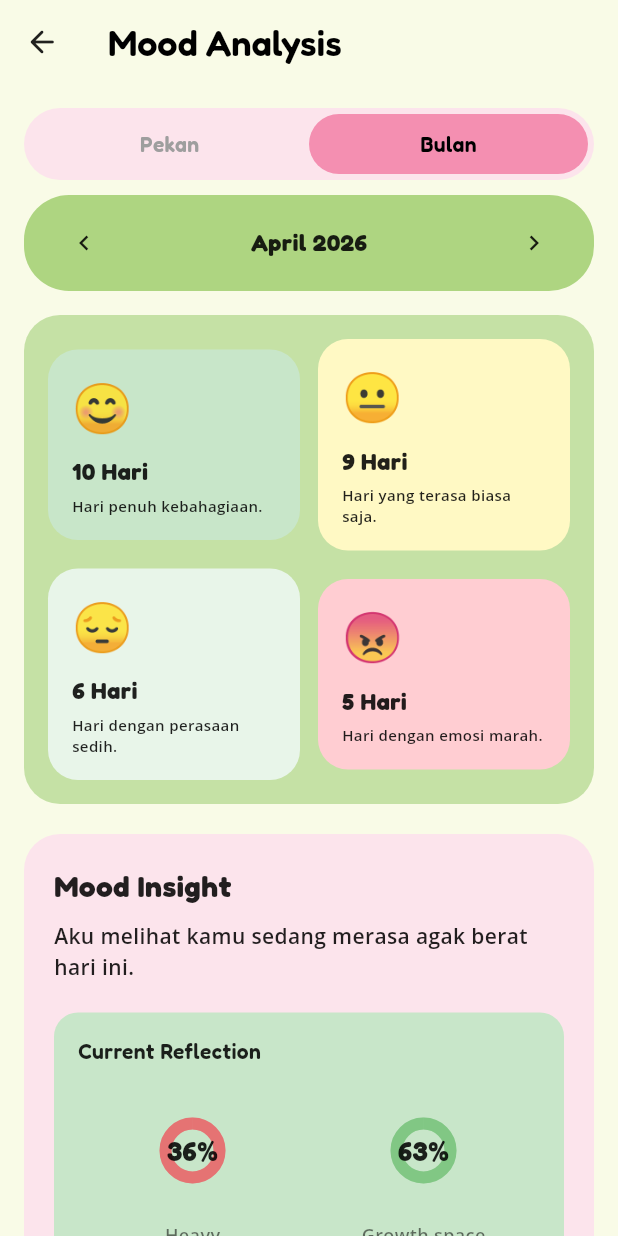
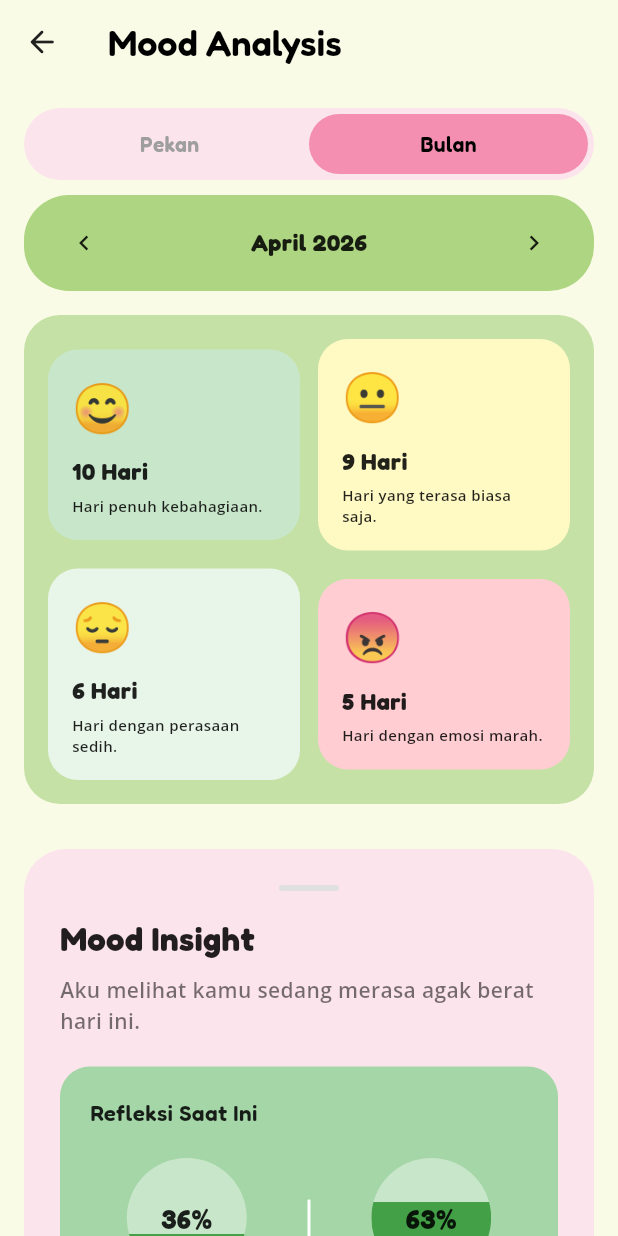
Before and after one commit to MariaSavira/Moodly-PBL-SMT-4, a Flutter app: the MoodAnalysis screen opened directly, after a tap on "Bulan", on a phone screen of 412 x 824 dp. Run offline on Flutter 3.47's test engine with Material 3 defaults, Android fonts, the phone set to English and light mode, and no system bars; our stand-ins replace firebase_core, flutter_svg, google_fonts; accounts and stored records are empty.

Commit message:
perbaiki mood insight

```diff
--- a/moodly/lib/pages/MoodAnalysis.dart
+++ b/moodly/lib/pages/MoodAnalysis.dart
@@ -11,13 +11,10 @@ class MoodAnalysis extends StatefulWidget {
 class _MoodAnalysisState extends State<MoodAnalysis> {
   int _selectedIndex = 0; // 0 = Pekan, 1 = Bulan
 
-  // Default akan di-override di initState agar real-time saat pertama buka
   DateTime _selectedMonth = DateTime.now();
   late int _selectedWeek;
 
-  // Database Mood (Dummy Data)
   final Map<String, String> _moodDatabase = {
-    // Maret 2026
     '2026-03-01': 'Senang', '2026-03-02': 'Netral', '2026-03-03': 'Senang',
     '2026-03-04': 'Senang', '2026-03-05': 'Netral', '2026-03-06': 'Netral',
     '2026-03-07': 'Sedih', '2026-03-08': 'Senang', '2026-03-09': 'Senang',
@@ -29,8 +26,6 @@ class _MoodAnalysisState extends State<MoodAnalysis> {
     '2026-03-25': 'Netral', '2026-03-26': 'Senang', '2026-03-27': 'Netral',
     '2026-03-28': 'Sedih', '2026-03-29': 'Senang', '2026-03-30': 'Senang',
     '2026-03-31': 'Senang',
-
-    // April 2026
     '2026-04-01': 'Senang', '2026-04-02': 'Netral', '2026-04-03': 'Sedih',
     '2026-04-04': 'Marah', '2026-04-05': 'Netral', '2026-04-06': 'Senang',
     '2026-04-07': 'Senang', '2026-04-08': 'Netral', '2026-04-09': 'Sedih',
@@ -140,7 +135,6 @@ class _MoodAnalysisState extends State<MoodAnalysis> {
     return stats;
   }
 
-  // ✅ FUNGSI BARU: Dapatkan insight berdasarkan mood
   String _getInsightMessage() {
     final stats = _getMonthlyStats();
     final totalDays = stats.values.fold(0, (sum, count) => sum + count);
@@ -161,7 +155,6 @@ class _MoodAnalysisState extends State<MoodAnalysis> {
     }
   }
 
-  // ✅ FUNGSI BARU: Hitung persentase heavy vs growth
   Map<String, double> _getReflectionPercentages() {
     final stats = _getMonthlyStats();
     final totalDays = stats.values.fold(0, (sum, count) => sum + count);
@@ -249,7 +242,6 @@ class _MoodAnalysisState extends State<MoodAnalysis> {
 
               const SizedBox(height: 20),
 
-              // ✅ MOOD INSIGHT SECTION
               _buildMoodInsight(),
             ],
           ),
@@ -334,14 +326,14 @@ class _MoodAnalysisState extends State<MoodAnalysis> {
       child: Column(
         children: [
           SizedBox(
-            height: 240, // ← UBAH dari 200 ke 240 (beri ruang lebih)
+            height: 180,
             child: Row(
               crossAxisAlignment: CrossAxisAlignment.end,
               mainAxisAlignment: MainAxisAlignment.spaceAround,
               children: weeklyData.map((item) => _buildBar(item)).toList(),
             ),
           ),
-          const SizedBox(height: 12),
+          const SizedBox(height: 8),
           Row(
             mainAxisAlignment: MainAxisAlignment.spaceAround,
             children: weeklyData.map((item) => SizedBox(width: 30, child: Text(
@@ -404,10 +396,10 @@ class _MoodAnalysisState extends State<MoodAnalysis> {
 
   Widget _buildBar(Map<String, dynamic> item) {
     final double barValue = item['value'];
-    final double maxHeight = 160.0;
+    final double maxHeight = 140.0;
     final double barHeight = maxHeight * barValue;
     final bool isEmpty = item['isEmpty'] ?? false;
-    final double emojiSize = 24.0; // ← Ubah variabel ini juga jadi 24
+    final double emojiSize = 28.0;
     final double barWidth = 32.0;
 
     return Column(
@@ -415,9 +407,10 @@ class _MoodAnalysisState extends State<MoodAnalysis> {
       children: [
         SizedBox(
           width: barWidth + 10,
-          height: maxHeight + 20, // ← Kurangi height container jika emoji lebih kecil
+          height: maxHeight + 35,
           child: Stack(
             alignment: Alignment.bottomCenter,
+            clipBehavior: Clip.none,
             children: [
               Container(
                 width: barWidth,
@@ -431,7 +424,9 @@ class _MoodAnalysisState extends State<MoodAnalysis> {
                 ),
               ),
               if (!isEmpty && barHeight > 0)
-                Container(
+                Positioned(
+                  bottom: 0,
+                  child: Container(
                     width: barWidth,
                     height: barHeight,
                     decoration: BoxDecoration(
@@ -444,12 +439,13 @@ class _MoodAnalysisState extends State<MoodAnalysis> {
                       ),
                     ),
                   ),
+                ),
               if (!isEmpty && barHeight > 0)
                 Positioned(
-                  bottom: barHeight - (emojiSize / 3), // ← Sesuaikan posisi
+                  bottom: barHeight - (emojiSize / 2.5),
                   child: Text(
                     item['emoji'],
-                    style: const TextStyle(fontSize: 24), // ← Emoji lebih kecil
+                    style: TextStyle(fontSize: emojiSize),
                   ),
                 ),
             ],
@@ -459,74 +455,155 @@ class _MoodAnalysisState extends State<MoodAnalysis> {
     );
   }
 
-  // ✅ MOOD INSIGHT SECTION
   Widget _buildMoodInsight() {
     final reflection = _getReflectionPercentages();
     final heavyPercent = reflection['heavy']!;
     final growthPercent = reflection['growth']!;
 
     return Container(
-      padding: const EdgeInsets.all(20),
+      margin: const EdgeInsets.only(top: 10),
+      padding: const EdgeInsets.all(24),
       decoration: BoxDecoration(
         color: Colors.pink.shade50,
-        borderRadius: BorderRadius.circular(24),
+        borderRadius: BorderRadius.circular(28),
       ),
       child: Column(
         crossAxisAlignment: CrossAxisAlignment.start,
         children: [
-          // Header
+          Center(
+            child: Container(
+              width: 40,
+              height: 4,
+              decoration: BoxDecoration(
+                color: Colors.grey.shade300,
+                borderRadius: BorderRadius.circular(2),
+              ),
+            ),
+          ),
+          const SizedBox(height: 16),
+
           Text(
             'Mood Insight',
             style: GoogleFonts.fredoka(
-              fontSize: 20,
+              fontSize: 22,
               fontWeight: FontWeight.bold,
               color: Colors.black87,
             ),
           ),
           const SizedBox(height: 8),
 
-          // Insight Message
           Text(
             _getInsightMessage(),
             style: GoogleFonts.openSans(
               fontSize: 14,
-              color: Colors.black87,
+              color: Colors.black54,
               height: 1.5,
             ),
           ),
           const SizedBox(height: 20),
 
-          // Current Reflection
           Container(
-            padding: const EdgeInsets.all(16),
+            width: double.infinity,
+            padding: const EdgeInsets.all(20),
             decoration: BoxDecoration(
-              color: Colors.green.shade100,
-              borderRadius: BorderRadius.circular(16),
+              color: Colors.green.shade200,
+              borderRadius: BorderRadius.circular(20),
             ),
             child: Column(
               crossAxisAlignment: CrossAxisAlignment.start,
               children: [
                 Text(
-                  'Current Reflection',
+                  'Refleksi Saat Ini',
                   style: GoogleFonts.fredoka(
-                    fontSize: 14,
+                    fontSize: 15,
                     fontWeight: FontWeight.w600,
                     color: Colors.black87,
                   ),
                 ),
-                const SizedBox(height: 16),
+                const SizedBox(height: 20),
                 Row(
-                  mainAxisAlignment: MainAxisAlignment.spaceAround,
                   children: [
-                    _buildReflectionCircle(
+                    Expanded(
+                      child: Column(
+                        children: [
+                          SizedBox(
+                            width: 80,
+                            height: 80,
+                            child: CustomPaint(
+                              painter: _BottomFilledCirclePainter(
+                                color: Colors.green.shade600,
+                                progress: heavyPercent,
+                                backgroundColor: Colors.green.shade100,
+                              ),
+                              child: Center(
+                                child: Text(
                                   '${(heavyPercent * 100).toInt()}%',
-                      'Heavy',
-                      Colors.red.shade300,
+                                  style: GoogleFonts.fredoka(
+                                    fontSize: 18,
+                                    fontWeight: FontWeight.bold,
+                                    color: Colors.black87,
                                   ),
-                    _buildReflectionCircle(
+                                ),
+                              ),
+                            ),
+                          ),
+                          const SizedBox(height: 8),
+                          Text(
+                            'Beban Emosi',
+                            style: GoogleFonts.openSans(
+                              fontSize: 12,
+                              color: Colors.black87,
+                              fontWeight: FontWeight.w600,
+                            ),
+                          ),
+                        ],
+                      ),
+                    ),
+                    Container(
+                      width: 2,
+                      height: 50,
+                      margin: const EdgeInsets.symmetric(horizontal: 16),
+                      decoration: BoxDecoration(
+                        color: Colors.white,
+                        borderRadius: BorderRadius.circular(1),
+                      ),
+                    ),
+                    Expanded(
+                      child: Column(
+                        children: [
+                          SizedBox(
+                            width: 80,
+                            height: 80,
+                            child: CustomPaint(
+                              painter: _BottomFilledCirclePainter(
+                                color: Colors.green.shade600,
+                                progress: growthPercent,
+                                backgroundColor: Colors.green.shade100,
+                              ),
+                              child: Center(
+                                child: Text(
                                   '${(growthPercent * 100).toInt()}%',
-                      'Growth space',
-                      Colors.green.shade300,
+                                  style: GoogleFonts.fredoka(
+                                    fontSize: 18,
+                                    fontWeight: FontWeight.bold,
+                                    color: Colors.black87,
+                                  ),
+                                ),
+                              ),
+                            ),
+                          ),
+                          const SizedBox(height: 8),
+                          Text(
+                            'Ruang Pertumbuhan',
+                            style: GoogleFonts.openSans(
+                              fontSize: 12,
+                              color: Colors.black87,
+                              fontWeight: FontWeight.w600,
+                            ),
+                            textAlign: TextAlign.center,
+                          ),
+                        ],
+                      ),
                     ),
                   ],
                 ),
@@ -535,9 +612,8 @@ class _MoodAnalysisState extends State<MoodAnalysis> {
           ),
           const SizedBox(height: 20),
 
-          // Activities for You
           Text(
-            'Activities for You',
+            'Aktivitas untuk Kamu',
             style: GoogleFonts.fredoka(
               fontSize: 16,
               fontWeight: FontWeight.w600,
@@ -551,79 +627,36 @@ class _MoodAnalysisState extends State<MoodAnalysis> {
             crossAxisCount: 2,
             crossAxisSpacing: 12,
             mainAxisSpacing: 12,
-            childAspectRatio: 1.3,
+            childAspectRatio: 1.1,
             children: [
               _buildActivityCard(
                 Icons.nights_stay_rounded,
-                'Sleep',
-                '8h recommended',
+                'Tidur',
+                '8 jam direkomendasikan',
                 Colors.purple,
               ),
               _buildActivityCard(
                 Icons.restaurant_rounded,
-                'Food',
-                'Nourish your body',
+                'Makanan',
+                'Nutrisi tubuhmu',
                 Colors.orange,
               ),
               _buildActivityCard(
                 Icons.fitness_center_rounded,
-                'Exercise',
-                'Release tension',
+                'Olahraga',
+                'Lepaskan ketegangan',
                 Colors.blue,
               ),
               _buildActivityCard(
                 Icons.music_note_rounded,
-                'Music',
-                'Healing frequencies',
+                'Musik',
+                'Frekuensi penyembuhan',
                 Colors.pink,
               ),
             ],
           ),
         ],
       ),
-    );
-  }
-
-  Widget _buildReflectionCircle(String percentage, String label, Color color) {
-    return Column(
-      children: [
-        SizedBox(
-          width: 80,
-          height: 80,
-          child: Stack(
-            alignment: Alignment.center,
-            children: [
-              CircularProgressIndicator(
-                value: 1.0,
-                strokeWidth: 8,
-                backgroundColor: color.withOpacity(0.3),
-                valueColor: AlwaysStoppedAnimation<Color>(color),
-              ),
-              Column(
-                mainAxisAlignment: MainAxisAlignment.center,
-                children: [
-                  Text(
-                    percentage,
-                    style: GoogleFonts.fredoka(
-                      fontSize: 18,
-                      fontWeight: FontWeight.bold,
-                      color: Colors.black87,
-                    ),
-                  ),
-                ],
-              ),
-            ],
-          ),
-        ),
-        const SizedBox(height: 8),
-        Text(
-          label,
-          style: GoogleFonts.openSans(
-            fontSize: 12,
-            color: Colors.black54,
-          ),
-        ),
-      ],
     );
   }
 
@@ -675,3 +708,44 @@ class _MoodAnalysisState extends State<MoodAnalysis> {
     );
   }
 }
+
+class _BottomFilledCirclePainter extends CustomPainter {
+  final Color color;
+  final double progress;
+  final Color backgroundColor;
+
+  _BottomFilledCirclePainter({
+    required this.color,
+    required this.progress,
+    required this.backgroundColor,
+  });
+
+  @override
+  void paint(Canvas canvas, Size size) {
+    final double radius = size.width / 2;
+    final double centerX = size.width / 2;
+    final double centerY = size.height / 2;
+
+    final Paint bgPaint = Paint()..color = backgroundColor;
+    canvas.drawCircle(Offset(centerX, centerY), radius, bgPaint);
+
+    final double fillHeight = size.height * progress;
+    final double topY = size.height - fillHeight;
+
+    final Paint fillPaint = Paint()..color = color;
+
+    final Path circlePath = Path()
+      ..addOval(Rect.fromCircle(center: Offset(centerX, centerY), radius: radius));
+
+    canvas.save();
+    canvas.clipPath(circlePath);
+
+    final Rect fillRect = Rect.fromLTRB(0, topY, size.width, size.height);
+    canvas.drawRect(fillRect, fillPaint);
+
+    canvas.restore();
+  }
+
+  @override
+  bool shouldRepaint(covariant CustomPainter oldDelegate) => true;
+}
```
Lines whose indentation alone changed are shown as unchanged.
